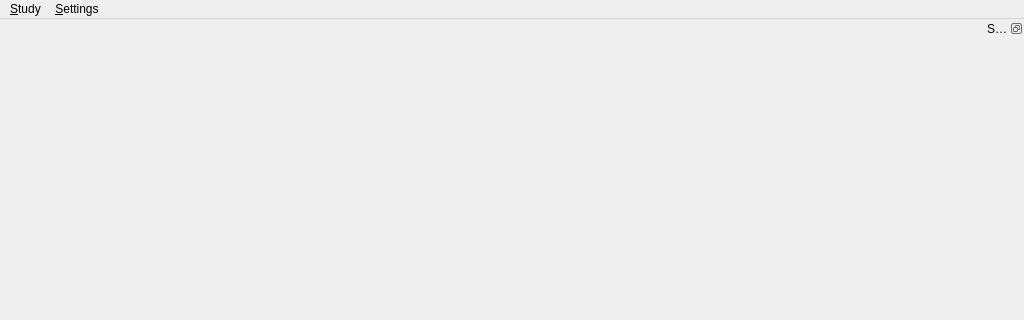
Before: the Qt Designer form morphologist/gui/ui/main_window.ui in brainvisa/morphologist, drawn with Qt 5; both pictures show x 0 to 1024 and y 0 to 320 of the 1024 by 768 pixel window.
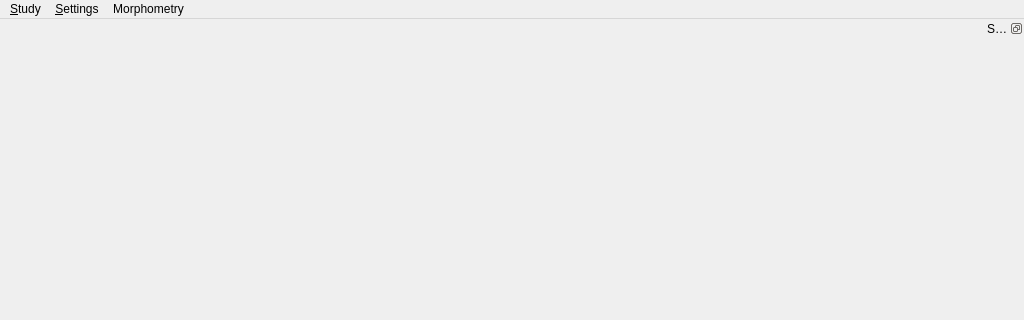
After: the same form once the commit is applied.

Commit message: ENH: add morphometry menu to main window

Diff of the .ui file:
```diff
--- a/morphologist/gui/ui/main_window.ui
+++ b/morphologist/gui/ui/main_window.ui
@@ -55,8 +55,16 @@
     </property>
     <addaction name="action_runner_settings"/>
    </widget>
+   <widget class="QMenu" name="menuMorphometry">
+    <property name="title">
+     <string>Morphometry</string>
+    </property>
+    <addaction name="action_export_morphometry"/>
+    <addaction name="action_export_selection_morphometry"/>
+   </widget>
    <addaction name="menuFile"/>
    <addaction name="menuConfig"/>
+   <addaction name="menuMorphometry"/>
   </widget>
   <widget class="QStatusBar" name="statusbar"/>
   <widget class="QDockWidget" name="runner_widget_dock">
```
Left out of the diff: 10 changed lines with no effect on the pictures.
